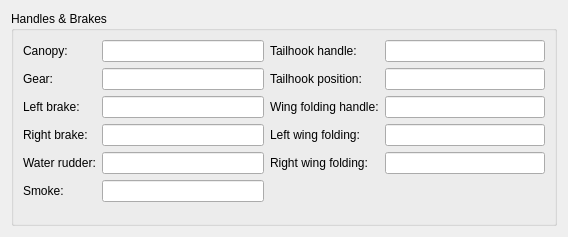
till213/SkyDolly, file src/UserInterface/src/Widget/AircraftHandleWidget.ui: the form before one commit.
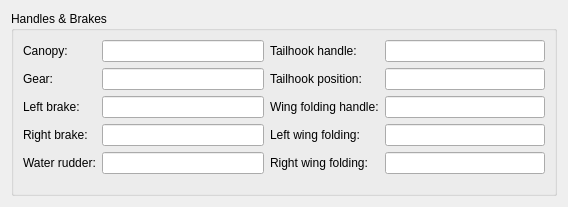
The form after the commit.

Commit message:
Remove SMOKE_ENABLE support
- Never really seemed to work (MSFS SDK docu: "There is no default smoke
system")
- Might have unwanted visual side-effects with certain 3rd-party
aircraft (?)

Patch:
```diff
--- a/src/UserInterface/src/Widget/AircraftHandleWidget.ui
+++ b/src/UserInterface/src/Widget/AircraftHandleWidget.ui
@@ -7,7 +7,7 @@
     <x>0</x>
     <y>0</y>
     <width>568</width>
-    <height>237</height>
+    <height>207</height>
    </rect>
   </property>
   <property name="windowTitle">
@@ -131,23 +131,6 @@
           </property>
          </widget>
         </item>
-        <item row="5" column="0">
-         <widget class="QLabel" name="label">
-          <property name="text">
-           <string>Smoke:</string>
-          </property>
-         </widget>
-        </item>
-        <item row="5" column="1">
-         <widget class="QLineEdit" name="smokeEnabledLineEdit">
-          <property name="minimumSize">
-           <size>
-            <width>160</width>
-            <height>0</height>
-           </size>
-          </property>
-         </widget>
-        </item>
        </layout>
       </item>
       <item>
```
The commit also changes 8 other files.
